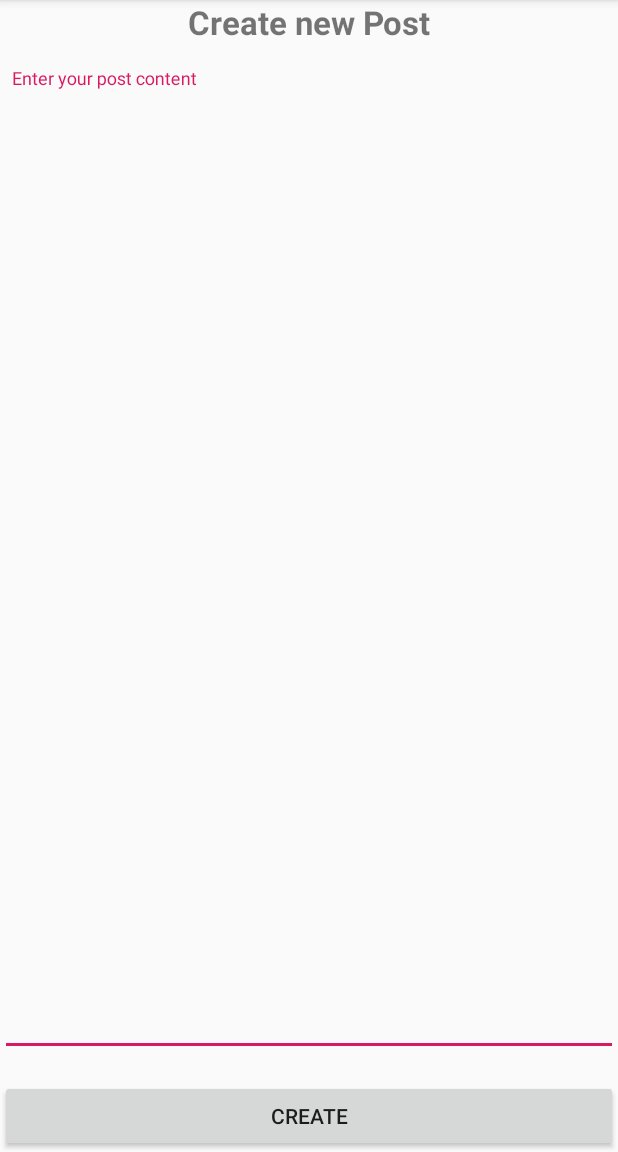
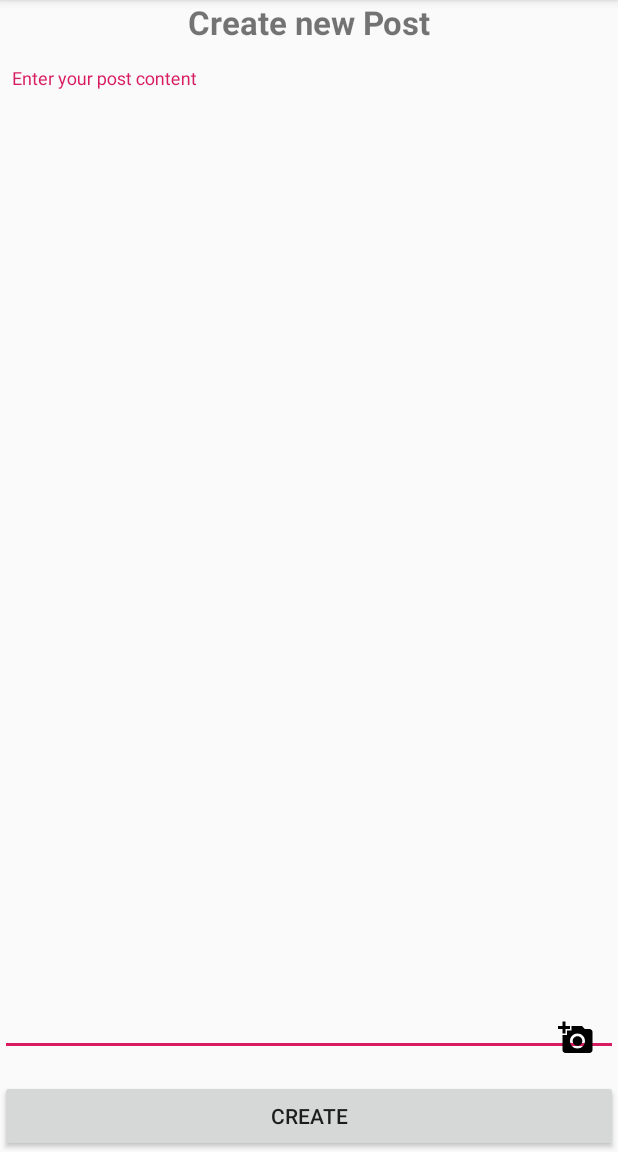
Before and after one commit to olgbel/mobile-auth, an Android app: the CreatePostActivity screen opened directly, with no data from a screen before it, after a tap on "CREATE", on a phone screen of 412 x 824 dp, the part 84-1236 px from its top. Run offline under Robolectric (Android 15) with nearby library versions, the phone set to English and light mode, and no system bars.

Commit message:
add media content

```diff
--- a/app/build.gradle
+++ b/app/build.gradle
@@ -43,4 +43,6 @@ dependencies {
     testImplementation 'junit:junit:4.12'
     androidTestImplementation 'androidx.test.ext:junit:1.1.0'
     androidTestImplementation 'androidx.test.espresso:espresso-core:3.1.1'
+    implementation 'com.github.bumptech.glide:glide:4.10.0'// annotationProcessor 'com.github.bumptech.glide:compiler:4.10.0'
+
 }
--- a/app/src/main/java/com/example/mobile_auth/CreatePostActivity.kt
+++ b/app/src/main/java/com/example/mobile_auth/CreatePostActivity.kt
@@ -1,9 +1,15 @@
 package com.example.mobile_auth
 
+import android.app.Activity.RESULT_OK
 import android.app.ProgressDialog
 import android.app.ProgressDialog.show
+import android.content.Intent
+import android.graphics.Bitmap
 import android.os.Bundle
+import android.provider.MediaStore
+import android.view.View
 import androidx.appcompat.app.AppCompatActivity
+import com.example.mobile_auth.dto.AttachmentModel
 import kotlinx.android.synthetic.main.activity_create_post.*
 import kotlinx.coroutines.CoroutineScope
 import kotlinx.coroutines.MainScope
@@ -14,22 +20,22 @@ import java.io.IOException
 class CreatePostActivity : AppCompatActivity(), CoroutineScope by MainScope() {
 
     private var dialog: ProgressDialog? = null
+    val REQUEST_IMAGE_CAPTURE = 1
+    private var attachmentModel: AttachmentModel? = null
 
     override fun onCreate(savedInstanceState: Bundle?) {
         super.onCreate(savedInstanceState)
         setContentView(R.layout.activity_create_post)
 
+        attachPhotoImg.setOnClickListener {
+            dispatchTakePictureIntent()
+        }
+
         createPostBtn.setOnClickListener {
             launch {
-                dialog = ProgressDialog(this@CreatePostActivity).apply {
-                    setMessage(this@CreatePostActivity.getString(R.string.please_wait))
-                    setTitle(R.string.create_new_post)
-                    setCancelable(false)
-                    setProgressBarIndeterminate(true)
-                    show()
-                }
+                dialog = createProgressDialog()
                 try {
-                    val result = Repository.createPost(contentEdt.text.toString())
+                    val result = Repository.createPost(contentEdt.text.toString(), attachmentModel)
                     if (result.isSuccessful) {
                         handleSuccessfullResult()
                     } else {
@@ -40,7 +46,59 @@ class CreatePostActivity : AppCompatActivity(), CoroutineScope by MainScope() {
                 } finally {
                     dialog?.dismiss()
                 }
+            }
+        }
+    }
 
+    override fun onActivityResult(
+        requestCode: Int,
+        resultCode: Int, data: Intent?
+    ) {
+        if (requestCode == REQUEST_IMAGE_CAPTURE && resultCode == RESULT_OK) {
+            val imageBitmap = data?.extras?.get("data") as Bitmap?
+            imageBitmap?.let {
+                launch {
+                    dialog = createProgressDialog()
+                    val imageUploadResult = Repository.upload(it)
+                    dialog?.dismiss()
+                    if (imageUploadResult.isSuccessful) {
+                        imageUploaded()
+                        attachmentModel = imageUploadResult.body()
+                    } else {
+                        toast("Can't upload image")
+                    }
+                }
+            }
+        }
+    }
+
+    private fun createProgressDialog(): ProgressDialog? {
+        return ProgressDialog(this@CreatePostActivity).apply {
+            setMessage(this@CreatePostActivity.getString(R.string.please_wait))
+            setTitle(R.string.create_new_post)
+            setCancelable(false)
+            setProgressBarIndeterminate(true)
+            show()
+        }
+    }
+
+    private fun imageUploaded() {
+        transparetAllIcons()
+        // Показываем красную галочку над фото
+        attachPhotoDoneImg.visibility = View.VISIBLE
+    }
+
+    // Устанавливаем все иконки в полупрозрачный серый цвет
+    private fun transparetAllIcons() {
+        attachPhotoImg.setImageResource(R.drawable.ic_add_a_photo_inactive)
+//        attachAudioImg.setImageResource(R.drawable.ic_add_an_audio_inactive)
+//        attachVideoImg.setImageResource(R.drawable.ic_add_a_video_inactive)
+    }
+
+    private fun dispatchTakePictureIntent() {
+        Intent(MediaStore.ACTION_IMAGE_CAPTURE).also { takePictureIntent ->
+            takePictureIntent.resolveActivity(packageManager)?.also {
+                startActivityForResult(takePictureIntent, REQUEST_IMAGE_CAPTURE)
             }
         }
     }
--- a/app/src/main/java/com/example/mobile_auth/Repository.kt
+++ b/app/src/main/java/com/example/mobile_auth/Repository.kt
@@ -1,22 +1,30 @@
 package com.example.mobile_auth
 
+import android.graphics.Bitmap
 import com.example.mobile_auth.api.API
 import com.example.mobile_auth.api.AuthRequestParams
 import com.example.mobile_auth.api.CreatePostRequest
 import com.example.mobile_auth.api.RegistrationRequestParams
 import com.example.mobile_auth.api.interceptor.InjectAuthTokenInterceptor
+import com.example.mobile_auth.dto.AttachmentModel
 import com.example.mobile_auth.dto.PostRequestDto
 import com.example.mobile_auth.dto.PostType
+import com.example.mobile_auth.utils.BASE_URL
+import okhttp3.MediaType
+import okhttp3.MultipartBody
 import okhttp3.OkHttpClient
+import okhttp3.RequestBody
 import okhttp3.logging.HttpLoggingInterceptor
+import retrofit2.Response
 import retrofit2.Retrofit
 import retrofit2.converter.gson.GsonConverterFactory
+import java.io.ByteArrayOutputStream
 
 object Repository {
 
     private var retrofit: Retrofit =
         Retrofit.Builder()
-            .baseUrl("http://10.0.2.2:9999")
+            .baseUrl(BASE_URL)
             .addConverterFactory(GsonConverterFactory.create())
             .build()
 
@@ -30,7 +38,7 @@ object Repository {
             .build()
         retrofit = Retrofit.Builder()
             .client(client)
-            .baseUrl("http://10.0.2.2:9999")
+            .baseUrl(BASE_URL)
             .addConverterFactory(GsonConverterFactory.create())
             .build()
         //создаем API на основе нового retrofit-клиента
@@ -57,7 +65,13 @@ object Repository {
 
     suspend fun getById(id: Long) = API.getPostById(id)
 
-    suspend fun createPost(content: String) = API.createPost(CreatePostRequest(postType = PostType.POST, content = content))
+    suspend fun createPost(content: String, attachmentModel: AttachmentModel?) = API.createPost(
+        CreatePostRequest(
+//            postType = PostType.POST,
+            content = content,
+            attachment = attachmentModel
+        )
+    )
 
     suspend fun getPosts() = API.getPosts()
 
@@ -75,4 +89,19 @@ object Repository {
         postId,
         PostRequestDto(content = content)
     )
+
+    suspend fun upload(bitmap: Bitmap): Response<AttachmentModel> {
+        // Создаем поток байтов
+        val bos = ByteArrayOutputStream()
+        // Помещаем Bitmap в качестве JPEG в этот поток
+        bitmap.compress(Bitmap.CompressFormat.JPEG, 100, bos)
+        val reqFIle =
+            // Создаем тип медиа и передаем массив байтов с потока
+            RequestBody.create(MediaType.parse("image/jpeg"), bos.toByteArray())
+        val body =
+        // Создаем multipart объект, где указываем поле, в котором
+            // содержатся посылаемые данные, имя файла и медиафайл
+            MultipartBody.Part.createFormData("file", "image.jpg", reqFIle)
+        return API.uploadImage(body)
+    }
 }
--- a/app/src/main/java/com/example/mobile_auth/adapter/PostViewHolder.kt
+++ b/app/src/main/java/com/example/mobile_auth/adapter/PostViewHolder.kt
@@ -6,6 +6,8 @@ import androidx.core.content.ContextCompat
 import androidx.recyclerview.widget.RecyclerView
 import com.example.mobile_auth.R
 import com.example.mobile_auth.dto.PostModel
+import com.example.mobile_auth.utils.loadImage
+import kotlinx.android.synthetic.main.item_post.view.*
 import kotlinx.android.synthetic.main.main_info.view.*
 import kotlinx.android.synthetic.main.social_buttons_footer.view.*
 import org.jetbrains.anko.toast
@@ -54,6 +56,10 @@ class PostViewHolder(val adapter: PostAdapter, view: View) : RecyclerView.ViewHo
             repostsTv.text = post.reposts.toString()
             commentsTv.text = post.comments.toString()
 
+            if (post.attachment != null) {
+                loadImage(photoImg, post.attachment.url)
+            }
+
             when {
                 post.likeActionPerforming -> {
                     likeBtn.setImageResource(R.drawable.ic_favorite_pending_24dp)
--- a/app/src/main/java/com/example/mobile_auth/api/API.kt
+++ b/app/src/main/java/com/example/mobile_auth/api/API.kt
@@ -1,8 +1,10 @@
 package com.example.mobile_auth.api
 
+import com.example.mobile_auth.dto.AttachmentModel
 import com.example.mobile_auth.dto.PostModel
 import com.example.mobile_auth.dto.PostRequestDto
 import com.example.mobile_auth.dto.PostType
+import okhttp3.MultipartBody
 import retrofit2.Response
 import retrofit2.http.*
 
@@ -18,8 +20,8 @@ data class RegistrationRequestParams(val username: String, val password: String)
 // Данные для создания поста (для новых постов id=0)
 
 data class CreatePostRequest(val id: Long = 0,
-                             val postType: PostType = PostType.POST,
-                             val content: String)
+                             val content: String,
+                             val attachment: AttachmentModel? = null)
 
 interface API {
     @POST("api/v1/authentication")
@@ -54,4 +56,9 @@ interface API {
 
     @POST("api/v1/posts/repost/{id}")
     suspend fun createRepost(@Path("id") postId: Long, @Body createPostRequest: PostRequestDto): Response<List<PostModel>>
+
+    @Multipart
+    @POST("api/v1/media")
+    suspend fun uploadImage(@Part file: MultipartBody.Part):
+            Response<AttachmentModel>
 }
--- a/app/src/main/java/com/example/mobile_auth/dto/PostRequestDto.kt
+++ b/app/src/main/java/com/example/mobile_auth/dto/PostRequestDto.kt
@@ -1,5 +1,6 @@
 package com.example.mobile_auth.dto
 
 data class PostRequestDto(
-    val content: String? = null
+    val content: String? = null,
+    val attachment: AttachmentModel? = null
 )
--- a/app/src/main/java/com/example/mobile_auth/utils/constants.kt
+++ b/app/src/main/java/com/example/mobile_auth/utils/constants.kt
@@ -2,6 +2,8 @@ package com.example.mobile_auth.utils
 
 const val AUTHENTICATED_SHARED_KEY = "authenticated_shared_key"
 const val API_SHARED_FILE = "API_shared_file"
+const val BASE_URL = "http://10.0.2.2:9999"
+
 
 const val ITEM_TYPE_POST = 1
 const val ITEM_TYPE_REPOST = 2
--- /dev/null
+++ b/app/src/main/res/drawable/ic_add_a_photo.xml
@@ -0,0 +1,12 @@
+<vector xmlns:android="http://schemas.android.com/apk/res/android"
+    android:width="24dp"
+    android:height="24dp"
+    android:viewportWidth="24"
+    android:viewportHeight="24">
+    <group>
+        <clip-path android:pathData="M24,24H0V0h24v24z M 0,0"/>
+        <path
+            android:fillColor="#FF000000"
+            android:pathData="M3,4L3,1h2v3h3v2L5,6v3L3,9L3,6L0,6L0,4h3zM6,10L6,7h3L9,4h7l1.83,2L21,6c1.1,0 2,0.9 2,2v12c0,1.1 -0.9,2 -2,2L5,22c-1.1,0 -2,-0.9 -2,-2L3,10h3zM13,19c2.76,0 5,-2.24 5,-5s-2.24,-5 -5,-5 -5,2.24 -5,5 2.24,5 5,5zM9.8,14c0,1.77 1.43,3.2 3.2,3.2s3.2,-1.43 3.2,-3.2 -1.43,-3.2 -3.2,-3.2 -3.2,1.43 -3.2,3.2z"/>
+    </group>
+</vector>
--- /dev/null
+++ b/app/src/main/res/drawable/ic_add_a_photo_inactive.xml
@@ -0,0 +1,12 @@
+<vector xmlns:android="http://schemas.android.com/apk/res/android"
+    android:width="24dp"
+    android:height="24dp"
+    android:viewportWidth="24"
+    android:viewportHeight="24">
+    <group>
+        <clip-path android:pathData="M24,24H0V0h24v24z M 0,0"/>
+        <path
+            android:fillColor="@color/transparentBlack"
+            android:pathData="M3,4L3,1h2v3h3v2L5,6v3L3,9L3,6L0,6L0,4h3zM6,10L6,7h3L9,4h7l1.83,2L21,6c1.1,0 2,0.9 2,2v12c0,1.1 -0.9,2 -2,2L5,22c-1.1,0 -2,-0.9 -2,-2L3,10h3zM13,19c2.76,0 5,-2.24 5,-5s-2.24,-5 -5,-5 -5,2.24 -5,5 2.24,5 5,5zM9.8,14c0,1.77 1.43,3.2 3.2,3.2s3.2,-1.43 3.2,-3.2 -1.43,-3.2 -3.2,-3.2 -3.2,1.43 -3.2,3.2z"/>
+    </group>
+</vector>
--- /dev/null
+++ b/app/src/main/res/drawable/ic_done.xml
@@ -0,0 +1,9 @@
+<vector xmlns:android="http://schemas.android.com/apk/res/android"
+    android:width="24dp"
+    android:height="24dp"
+    android:viewportWidth="24"
+    android:viewportHeight="24">
+    <path
+        android:fillColor="@color/colorRed"
+        android:pathData="M9,16.17L4.83,12l-1.42,1.41L9,19 21,7l-1.41,-1.41z"/>
+</vector>
--- a/app/src/main/res/layout/activity_create_post.xml
+++ b/app/src/main/res/layout/activity_create_post.xml
@@ -37,6 +37,29 @@
             android:layout_height="match_parent"/>
 
     </com.google.android.material.textfield.TextInputLayout>
+
+    <ImageView
+        android:id="@+id/attachPhotoImg"
+        android:layout_width="wrap_content"
+        android:layout_height="wrap_content"
+        android:layout_margin="8dp"
+        android:foreground="?android:attr/selectableItemBackground"
+        android:padding="8dp"
+        android:src="@drawable/ic_add_a_photo"
+        app:layout_constraintBottom_toTopOf="@id/createPostBtn"
+        app:layout_constraintEnd_toEndOf="parent" />
+
+    <ImageView
+        android:id="@+id/attachPhotoDoneImg"
+        android:layout_width="wrap_content"
+        android:layout_height="wrap_content"
+        android:layout_margin="8dp"
+        android:padding="8dp"
+        android:src="@drawable/ic_done"
+        android:visibility="invisible"
+        app:layout_constraintBottom_toTopOf="@id/createPostBtn"
+        app:layout_constraintEnd_toEndOf="parent" />
+
     <Button
         android:id="@+id/createPostBtn"
         android:layout_width="0dp"
--- a/app/src/main/res/values/colors.xml
+++ b/app/src/main/res/values/colors.xml
@@ -5,4 +5,5 @@
     <color name="colorAccent">#D81B60</color>
     <color name="colorGrey">#FFEEEEEE</color>
     <color name="colorRed">#FF0000</color>
+    <color name="transparentBlack">#2C1B1B1B</color>
 </resources>
```
Also changed, not shown: app/src/main/java/com/example/mobile_auth/adapter/RepostViewHolder.kt (+7 -1 lines), app/src/main/java/com/example/mobile_auth/dto/PostModel.kt (+6 -1 lines), app/src/main/res/layout/main_info.xml (+17 -0 lines).
